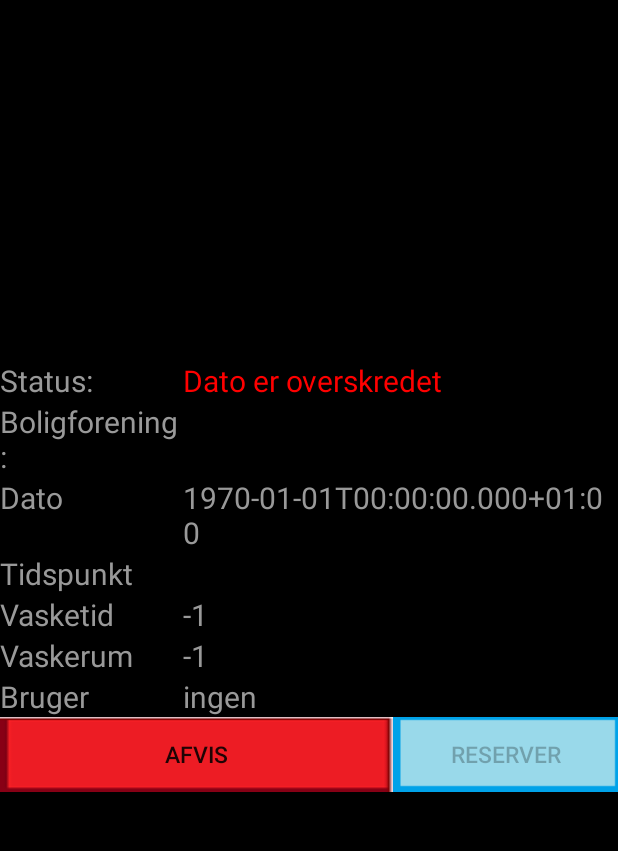
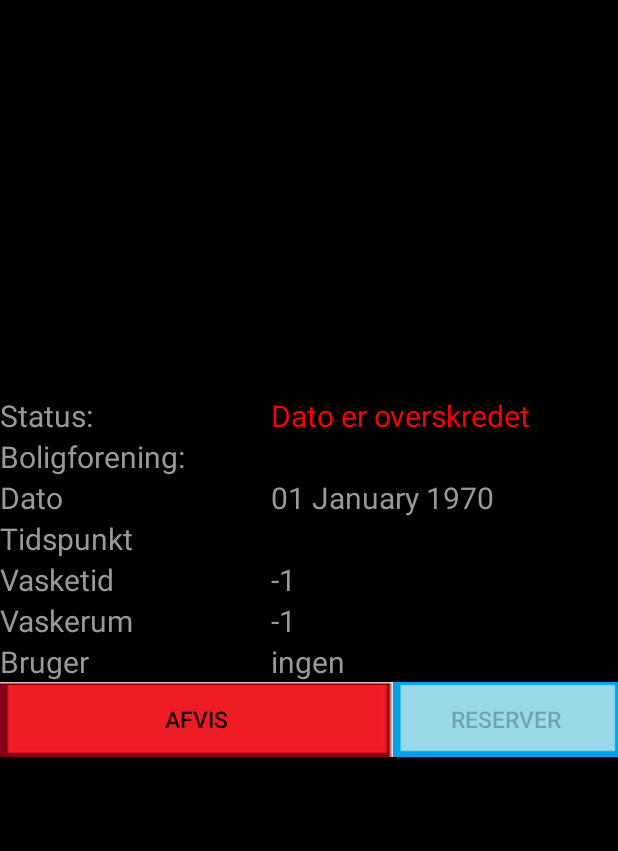
Before and after one commit to eggman1979/BookingApp, an Android app: the ReserverTidAktivitet screen opened directly, with no data from a screen before it, on a phone screen of 412 x 824 dp, the part 84-935 px from its top. Run offline under Robolectric (Android 15) with nearby library versions, the phone set to English and light mode, and no system bars; 2 statements that could not run were skipped.

Commit message:
Små ændringer af tekst

```diff
--- a/app/src/main/java/dk/kdr/bookingapp/ReserverTidAktivitet.java
+++ b/app/src/main/java/dk/kdr/bookingapp/ReserverTidAktivitet.java
@@ -86,7 +86,7 @@ public class ReserverTidAktivitet extends AppCompatActivity implements View.OnCl
         }
 
 
-        datoText.setText(CalenderController.millisToDate(dato).toString());
+        datoText.setText(CalenderController.millisToDate(dato).toString("dd MMMM YYYY"));
         vaskeBlokText.setText(vaskeBlok + "");
         vaskeRumText.setText(vaskerum + "");
         boligforeningText.setText(boligforening);
--- a/app/src/main/java/dk/kdr/bookingapp/VisVaskeDagActivity.java
+++ b/app/src/main/java/dk/kdr/bookingapp/VisVaskeDagActivity.java
@@ -53,7 +53,7 @@ public class VisVaskeDagActivity extends AppCompatActivity {
         List<VaskeBlok> vBlokke = BookingApplication.vtCont.getvBlokke();
 
 
-        String datoString = CalenderController.millisToDate(dato).toString();
+        String datoString = CalenderController.millisToDate(dato).toString("dd MMMM YYYY");
         datoText.setText(datoString);
 
         timeListe.setAdapter(new TimeListeAdapter(this, vBlokke, ledigeTider, vaskeDage ));
```
